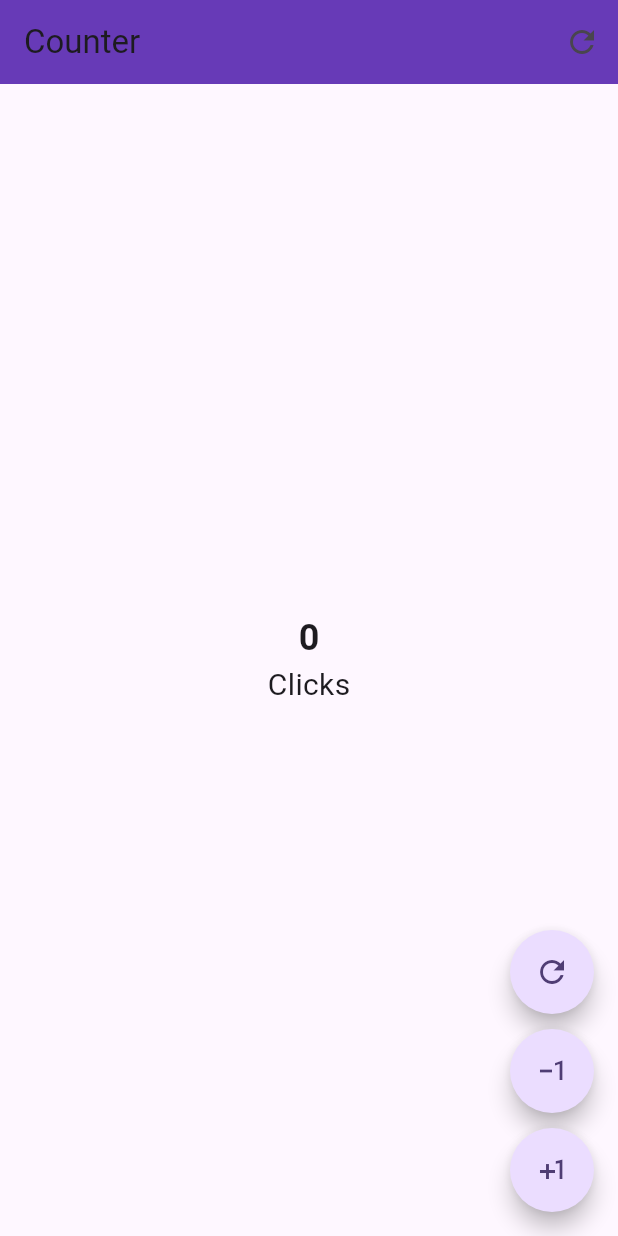
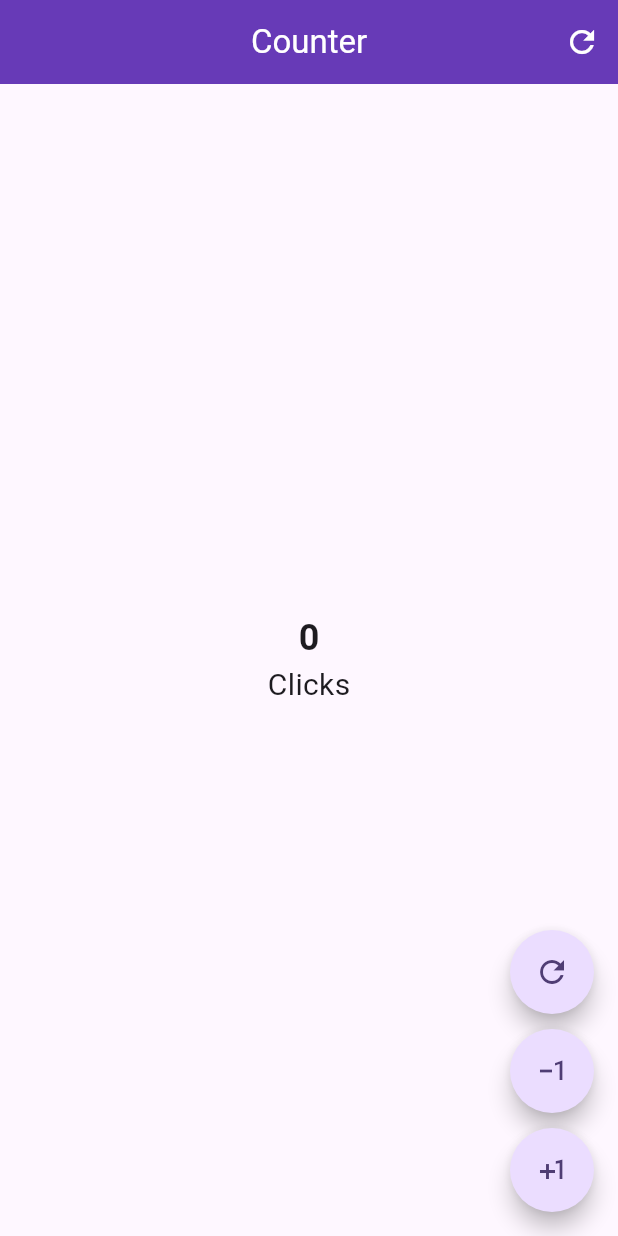
Before and after one commit to ruipaulocalei/flutter-counter-app, a Flutter app: the screen it shows after launch, after a tap on the "exposure minus 1" icon, on a phone screen of 412 x 824 dp. Run offline on Flutter 3.47's test engine with Material 2 defaults, Android fonts, the phone set to English and light mode, and no system bars.

```diff
--- a/lib/presentation/screens/counter/counter_screen.dart
+++ b/lib/presentation/screens/counter/counter_screen.dart
@@ -15,7 +15,13 @@ class _CounterScreenState extends State<CounterScreen> {
   Widget build(BuildContext context) {
     return Scaffold(
       appBar: AppBar(
-        title: const Text('Counter'),
+        title: const Text(
+          'Counter',
+          style: TextStyle(
+            color: Colors.white,
+          ),
+        ),
+        centerTitle: true,
         backgroundColor: Colors.deepPurple,
         actions: [
           IconButton(
@@ -24,7 +30,10 @@ class _CounterScreenState extends State<CounterScreen> {
                 counter = 0;
               });
             },
-            icon: const Icon(Icons.refresh_outlined),
+            icon: const Icon(
+              Icons.refresh_outlined,
+              color: Colors.white,
+            ),
           )
         ],
       ),
@@ -43,21 +52,34 @@ class _CounterScreenState extends State<CounterScreen> {
       ),
       floatingActionButton: Column(
         mainAxisAlignment: MainAxisAlignment.end,
-        children: const [
+        children: [
           CustomButtom(
             icon: Icons.refresh_outlined,
+            onPressed: () {
+              counter = 0;
+              setState(() {});
+            },
           ),
-          SizedBox(
+          const SizedBox(
             height: 10,
           ),
           CustomButtom(
             icon: Icons.exposure_minus_1_outlined,
+            onPressed: () {
+              if (counter == 0) return;
+              counter--;
+              setState(() {});
+            },
           ),
-          SizedBox(
+          const SizedBox(
             height: 10,
           ),
           CustomButtom(
             icon: Icons.plus_one_outlined,
+            onPressed: () {
+              counter++;
+              setState(() {});
+            },
           ),
         ],
       ),
--- a/lib/presentation/widgets/custom_button.dart
+++ b/lib/presentation/widgets/custom_button.dart
@@ -2,13 +2,15 @@ import 'package:flutter/material.dart';
 
 class CustomButtom extends StatelessWidget {
   final IconData icon;
-  const CustomButtom({super.key, required this.icon});
+  final VoidCallback? onPressed;
+  const CustomButtom({super.key, required this.icon, this.onPressed});
 
   @override
   Widget build(BuildContext context) {
     return FloatingActionButton(
+      enableFeedback: true,
       shape: const StadiumBorder(),
-      onPressed: () {},
+      onPressed: onPressed,
       child: Icon(icon),
     );
   }
```
